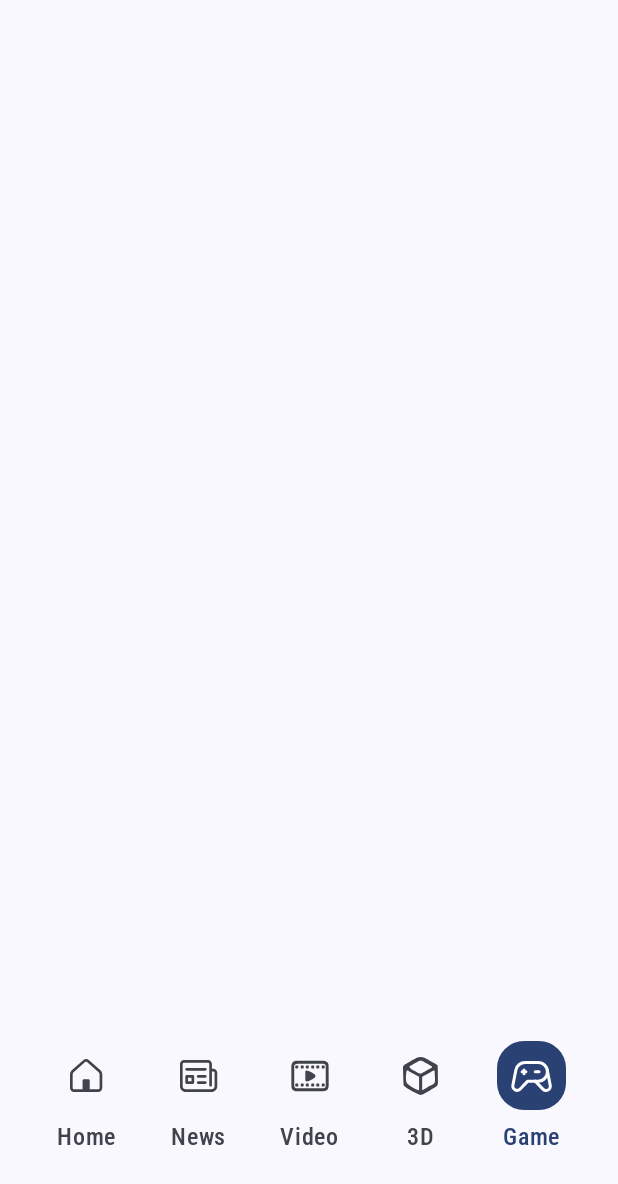
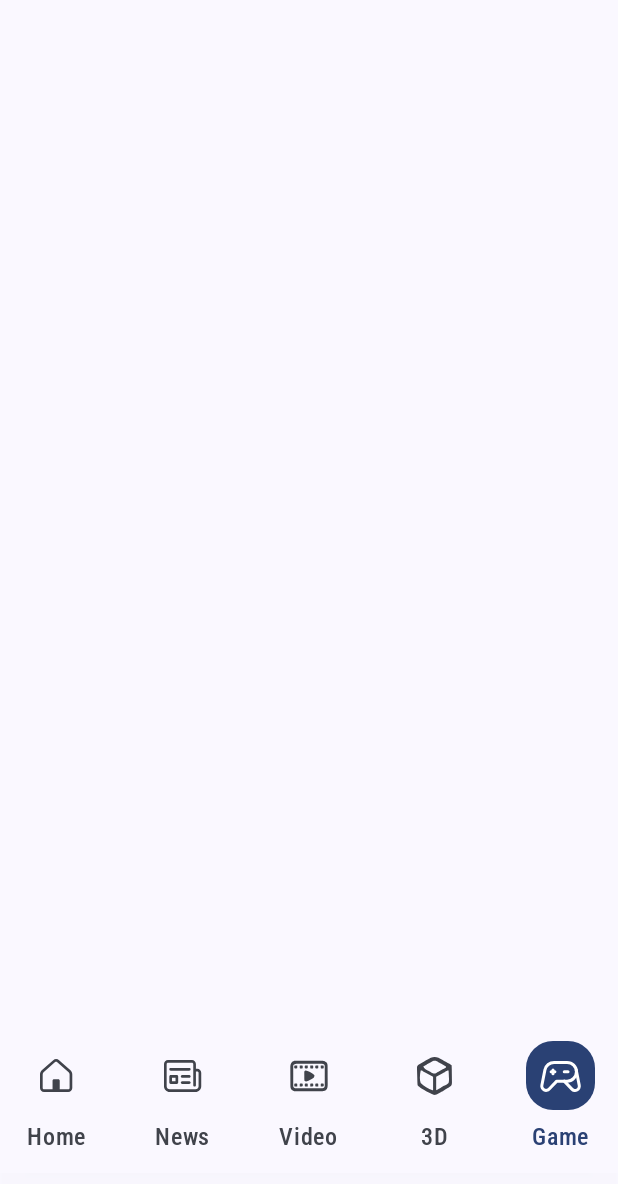
Before and after one commit to automne2021/restify-android-native, an Android app built with Jetpack Compose: the composable MainScreen shown on its own in the app's theme, item 5 of the bottom bar chosen, on a phone screen of 412 x 824 dp. Shown: the top 1184 px of the screen. Run offline under Robolectric (Android 15) with nearby library versions, the phone set to English and light mode, and no system bars; libraries missing offline, so code that uses them is left out: io.github.sceneview, io.github.sceneview.node; 4 statements that could not run were skipped.

Commit message:
Modify padding for screen and navigation

```diff
--- a/app/src/main/java/com/restify/android/ui/navigation/MainScreen.kt
+++ b/app/src/main/java/com/restify/android/ui/navigation/MainScreen.kt
@@ -60,6 +60,8 @@ fun MainScreen() {
             modifier = Modifier
                 .fillMaxSize()
                 .padding(innerPadding)
+                .statusBarsPadding()
+                .padding(top = 35.dp)
         ) {
             // Use KeepAliveScreen for all tabs to prevent recreation
             KeepAliveScreen(visible = selectedIndex == 0) {
@@ -113,21 +115,18 @@ fun BottomNavigationBar(
     NavigationBar(
         containerColor = MaterialTheme.colorScheme.surface,
         modifier = Modifier
+            // 1. Move the spacing logic here using padding
+            .padding(
+                bottom = 42.dp,
+                top = 10.dp
+            )
             .shadow(
                 elevation = 17.dp,
                 spotColor = Color(0x1A54575C),
                 ambientColor = Color(0x1A54575C)
             ),
-        windowInsets = WindowInsets.navigationBars.add(
-            WindowInsets(
-                bottom = 42.dp,
-                top = 10.dp,
-                left = 24.5.dp,
-                right = 24.5.dp
-            )
-        )
+        windowInsets = WindowInsets(left = 0.dp, bottom = 0.dp)
     ) {
-
         items.forEachIndexed { index, item ->
             val isSelected = selectedIndex == index
 
@@ -168,7 +167,7 @@ fun BottomNavigationBar(
                             color = if (isSelected) {
                                 MaterialTheme.colorScheme.primary
                             } else {
-                                MaterialTheme.colorScheme.onSurfaceVariant // Gray
+                                MaterialTheme.colorScheme.onSurfaceVariant
                             }
                         )
                     }
@@ -179,6 +178,5 @@ fun BottomNavigationBar(
                 }
             )
         }
-
     }
 }
```
